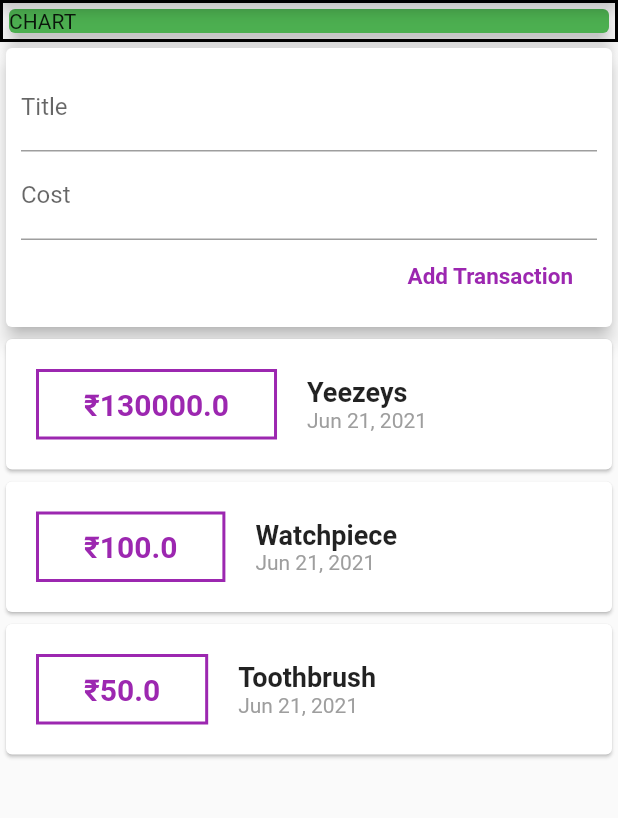
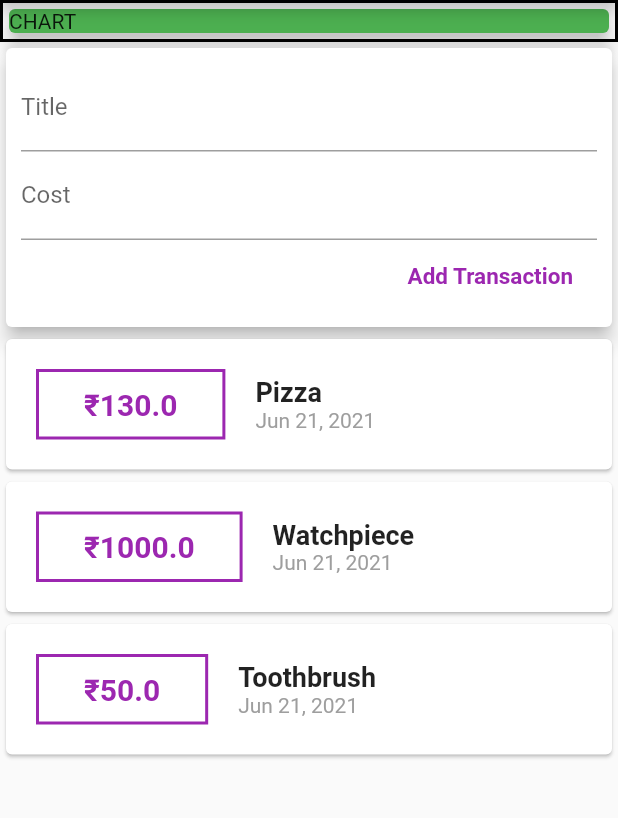
Before and after one commit to archrave/Expense-Manager-App, a Flutter app: the screen it shows after launch, on a phone screen of 412 x 824 dp, the part 84-902 px from its top. Run offline on Flutter 3.47's test engine with Material 2 defaults, Android fonts, the phone set to English and light mode, and no system bars; missing offline and left inert: dart:ffi.

Commit message:
Added Screenshots

```diff
--- a/lib/widgets/user_transaction.dart
+++ b/lib/widgets/user_transaction.dart
@@ -17,10 +17,9 @@ class UserTransactions extends StatefulWidget {
 
 class _UserTransactionsState extends State<UserTransactions> {
   final List<Transaction> _userTransactions = [
+    Transaction(id: 'T1', title: 'Pizza', amount: 130, date: DateTime.now()),
     Transaction(
-        id: 'T1', title: 'Yeezeys', amount: 130000, date: DateTime.now()),
-    Transaction(
-        id: 'T2', title: 'Watchpiece', amount: 100, date: DateTime.now()),
+        id: 'T2', title: 'Watchpiece', amount: 1000, date: DateTime.now()),
     Transaction(
         id: 'T3', title: 'Toothbrush', amount: 50, date: DateTime.now()),
   ];
```
Also changed, not shown: 4 other files.
